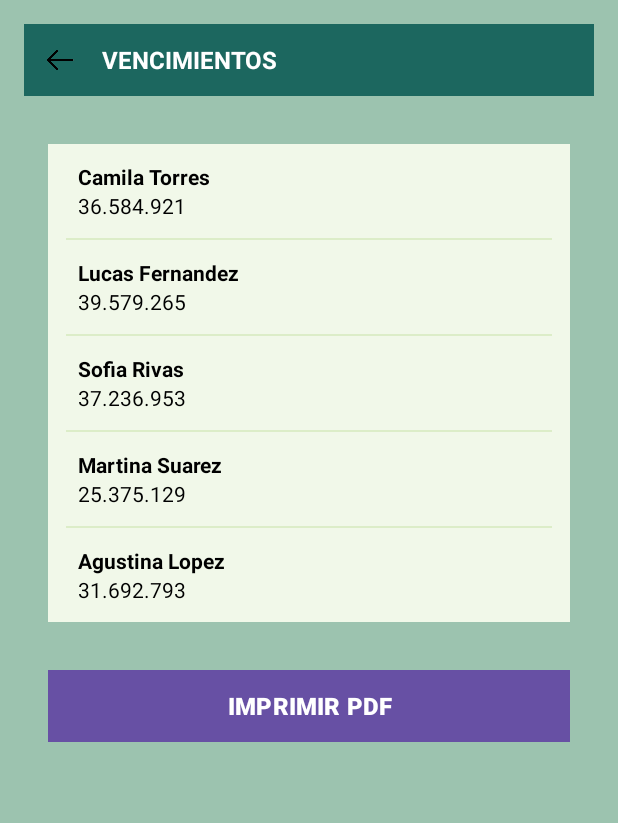
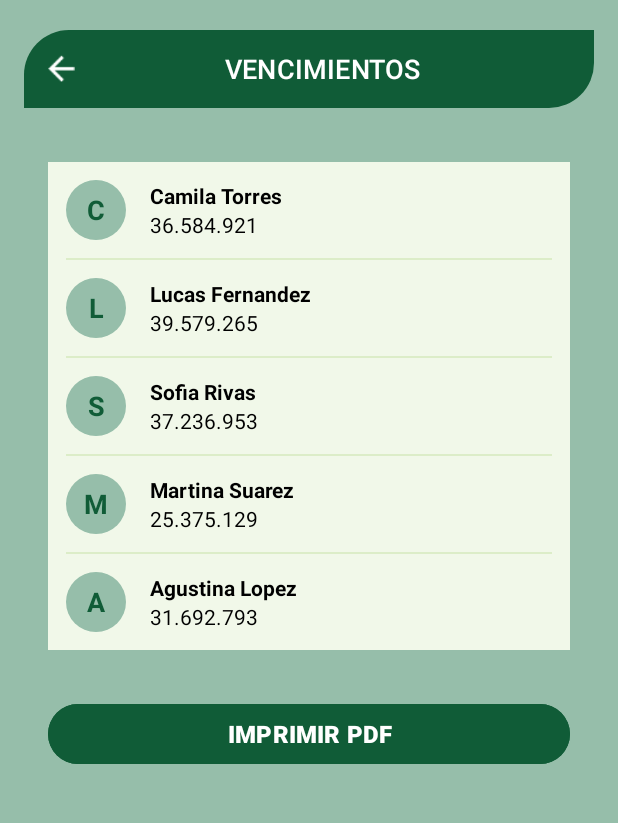
Before and after one commit to ecvivar/proyectoIntegradorDAM, an Android app: the ListarVencimientosActivity screen opened directly, with no data from a screen before it, on a phone screen of 412 x 824 dp, the part 204-1027 px from its top. Run offline under Robolectric (Android 15) with nearby library versions, the phone set to English and light mode, and no system bars.

Commit message:
FIX: cambio estilos y colores pantalla Vencimientos

```diff
--- a/app/src/main/java/com/example/proyectointegradorfreekoders/ListarVencimientosActivity.kt
+++ b/app/src/main/java/com/example/proyectointegradorfreekoders/ListarVencimientosActivity.kt
@@ -1,20 +1,27 @@
 package com.example.proyectointegradorfreekoders
 
-import android.content.Intent
 import android.os.Bundle
-import android.widget.ImageView
+import android.widget.Button
+import android.widget.Toast
 import androidx.appcompat.app.AppCompatActivity
 import com.google.android.material.button.MaterialButton
 
 class ListarVencimientosActivity : AppCompatActivity() {
     override fun onCreate(savedInstanceState: Bundle?) {
         super.onCreate(savedInstanceState)
+        // Carga el layout que hemos diseñado
         setContentView(R.layout.activity_listarvencimientos)
 
-        val flechahaciaAtras = findViewById<ImageView>(R.id.iv_back)
-        flechahaciaAtras.setOnClickListener {
+        // botón volver
+        val botonVolver = findViewById<MaterialButton>(R.id.btnVolver) // Corregido el ID
+        botonVolver.setOnClickListener {
             finish()
         }
 
+        //  botón IMPRIMIR PDF
+        val botonImprimir = findViewById<Button>(R.id.imprimir)
+        botonImprimir.setOnClickListener {
+            Toast.makeText(this, "Imprimiendo la lista de vencimientos", Toast.LENGTH_SHORT).show()
+        }
     }
 }
--- /dev/null
+++ b/app/src/main/res/drawable/circle_background.xml
@@ -0,0 +1,12 @@
+<?xml version="1.0" encoding="utf-8"?>
+<shape xmlns:android="http://schemas.android.com/apk/res/android"
+    android:shape="oval">
+
+    <solid
+        android:color="@color/verde_fondo_app" />
+
+    <size
+        android:width="40dp"
+        android:height="40dp" />
+
+</shape>
--- a/app/src/main/res/layout/activity_listarvencimientos.xml
+++ b/app/src/main/res/layout/activity_listarvencimientos.xml
@@ -1,11 +1,11 @@
 <?xml version="1.0" encoding="utf-8"?>
 <LinearLayout xmlns:android="http://schemas.android.com/apk/res/android"
+    xmlns:app="http://schemas.android.com/apk/res-auto"
     android:orientation="vertical"
     android:layout_width="match_parent"
     android:layout_height="match_parent"
-    android:background="@color/green_fondo"
+    android:background="@color/verde_fondo_app"
     android:padding="16dp">
-
 
     <ImageView
         android:id="@+id/iv_logo"
@@ -15,34 +15,20 @@
         android:contentDescription="Logo Freekoders"
         android:src="@drawable/logoclub" />
 
-    <LinearLayout
+    <com.google.android.material.button.MaterialButton
+        android:id="@+id/btnVolver"
+        style="@style/Widget.Material3.Button.ElevatedButton.Icon"
         android:layout_width="match_parent"
-        android:layout_height="48dp"
-        android:orientation="horizontal"
-        android:background="@color/green_carteles"
-        android:gravity="center_vertical"
+        android:layout_height="60dp"
         android:layout_marginTop="16dp"
-        android:paddingHorizontal="12dp"
         android:layout_marginBottom="24dp"
-        android:clipToOutline="true">
-
-        <ImageView
-            android:id="@+id/iv_back"
-            android:layout_width="24dp"
-            android:layout_height="24dp"
-            android:contentDescription="Volver"
-            android:src="@drawable/arrow" />
-
-        <TextView
-            android:id="@+id/tv_title"
-            android:layout_width="wrap_content"
-            android:layout_height="wrap_content"
-            android:text="VENCIMIENTOS"
-            android:textColor="#FFFFFF"
-            android:textSize="16sp"
-            android:layout_marginStart="16dp"
-            android:textStyle="bold" />
-    </LinearLayout>
+        android:text="VENCIMIENTOS"
+        android:textColor="@color/white"
+        android:textSize="18sp"
+        app:backgroundTint="@color/verde_boton_app"
+        app:shapeAppearance="@style/ShapeAppearance.App.Button.EsquinasPersonalizadas"
+        app:icon="@drawable/arrow_back"
+        app:iconTint="@color/white" />
 
     <LinearLayout
         android:layout_width="match_parent"
@@ -53,6 +39,7 @@
         android:background="#FFF1F8E9"
         android:orientation="vertical">
 
+        <!-- Fila 1: Camila Torres -->
         <LinearLayout
             android:layout_width="match_parent"
             android:layout_height="wrap_content"
@@ -60,11 +47,22 @@
             android:orientation="horizontal"
             android:padding="12dp">
 
+            <!-- CÍRCULO CON INICIAL -->
+            <TextView
+                android:layout_width="40dp"
+                android:layout_height="40dp"
+                android:background="@drawable/circle_background"
+                android:gravity="center"
+                android:text="C"
+                android:textColor="@color/verde_boton_app"
+                android:textSize="18sp"
+                android:textStyle="bold" />
 
+            <!-- DATOS DE LA PERSONA -->
             <LinearLayout
                 android:layout_width="0dp"
                 android:layout_height="wrap_content"
-                android:layout_marginStart="8dp"
+                android:layout_marginStart="16dp"
                 android:layout_weight="1"
                 android:orientation="vertical">
 
@@ -75,7 +73,6 @@
                     android:textColor="@android:color/black"
                     android:textSize="14sp"
                     android:textStyle="bold" />
-
                 <TextView
                     android:layout_width="wrap_content"
                     android:layout_height="wrap_content"
@@ -83,8 +80,6 @@
                     android:textColor="@android:color/black"
                     android:textSize="14sp" />
             </LinearLayout>
-
-
         </LinearLayout>
 
         <View
@@ -94,6 +89,7 @@
             android:layout_marginEnd="12dp"
             android:background="#FFDCEDC8" />
 
+        <!-- Fila 2: Lucas Fernandez -->
         <LinearLayout
             android:layout_width="match_parent"
             android:layout_height="wrap_content"
@@ -101,11 +97,22 @@
             android:orientation="horizontal"
             android:padding="12dp">
 
+            <!-- CÍRCULO CON INICIAL -->
+            <TextView
+                android:layout_width="40dp"
+                android:layout_height="40dp"
+                android:background="@drawable/circle_background"
+                android:gravity="center"
+                android:text="L"
+                android:textColor="@color/verde_boton_app"
+                android:textSize="18sp"
+                android:textStyle="bold" />
 
+            <!-- DATOS DE LA PERSONA -->
             <LinearLayout
                 android:layout_width="0dp"
                 android:layout_height="wrap_content"
-                android:layout_marginStart="8dp"
+                android:layout_marginStart="16dp"
                 android:layout_weight="1"
                 android:orientation="vertical">
 
@@ -116,7 +123,6 @@
                     android:textColor="@android:color/black"
                     android:textSize="14sp"
                     android:textStyle="bold" />
-
                 <TextView
                     android:layout_width="wrap_content"
                     android:layout_height="wrap_content"
@@ -124,8 +130,6 @@
                     android:textColor="@android:color/black"
                     android:textSize="14sp" />
             </LinearLayout>
-
-
         </LinearLayout>
 
         <View
@@ -134,6 +138,8 @@
             android:layout_marginStart="12dp"
             android:layout_marginEnd="12dp"
             android:background="#FFDCEDC8" />
+
+        <!-- Fila 3: Sofia Rivas -->
         <LinearLayout
             android:layout_width="match_parent"
             android:layout_height="wrap_content"
@@ -141,11 +147,22 @@
             android:orientation="horizontal"
             android:padding="12dp">
 
+            <!-- CÍRCULO CON INICIAL -->
+            <TextView
+                android:layout_width="40dp"
+                android:layout_height="40dp"
+                android:background="@drawable/circle_background"
+                android:gravity="center"
+                android:text="S"
+                android:textColor="@color/verde_boton_app"
+                android:textSize="18sp"
+                android:textStyle="bold" />
 
+            <!-- DATOS DE LA PERSONA -->
             <LinearLayout
                 android:layout_width="0dp"
                 android:layout_height="wrap_content"
-                android:layout_marginStart="8dp"
+                android:layout_marginStart="16dp"
                 android:layout_weight="1"
                 android:orientation="vertical">
 
@@ -156,7 +173,6 @@
                     android:textColor="@android:color/black"
                     android:textSize="14sp"
                     android:textStyle="bold" />
-
                 <TextView
                     android:layout_width="wrap_content"
                     android:layout_height="wrap_content"
@@ -164,8 +180,6 @@
                     android:textColor="@android:color/black"
                     android:textSize="14sp" />
             </LinearLayout>
-
-
         </LinearLayout>
 
         <View
@@ -174,6 +188,8 @@
             android:layout_marginStart="12dp"
             android:layout_marginEnd="12dp"
             android:background="#FFDCEDC8" />
+
+        <!-- Fila 4: Martina Suarez -->
         <LinearLayout
             android:layout_width="match_parent"
             android:layout_height="wrap_content"
@@ -181,11 +197,22 @@
             android:orientation="horizontal"
             android:padding="12dp">
 
+            <!-- CÍRCULO CON INICIAL -->
+            <TextView
+                android:layout_width="40dp"
+                android:layout_height="40dp"
+                android:background="@drawable/circle_background"
+                android:gravity="center"
+                android:text="M"
+                android:textColor="@color/verde_boton_app"
+                android:textSize="18sp"
+                android:textStyle="bold" />
 
+            <!-- DATOS DE LA PERSONA -->
             <LinearLayout
                 android:layout_width="0dp"
                 android:layout_height="wrap_content"
-                android:layout_marginStart="8dp"
+                android:layout_marginStart="16dp"
                 android:layout_weight="1"
                 android:orientation="vertical">
 
@@ -196,7 +223,6 @@
                     android:textColor="@android:color/black"
                     android:textSize="14sp"
                     android:textStyle="bold" />
-
                 <TextView
                     android:layout_width="wrap_content"
                     android:layout_height="wrap_content"
@@ -204,8 +230,6 @@
                     android:textColor="@android:color/black"
                     android:textSize="14sp" />
             </LinearLayout>
-
-
         </LinearLayout>
 
         <View
@@ -215,6 +239,7 @@
             android:layout_marginEnd="12dp"
             android:background="#FFDCEDC8" />
 
+        <!-- Fila 5: Agustina Lopez -->
         <LinearLayout
             android:layout_width="match_parent"
             android:layout_height="wrap_content"
@@ -222,11 +247,22 @@
             android:orientation="horizontal"
             android:padding="12dp">
 
+            <!-- CÍRCULO CON INICIAL -->
+            <TextView
+                android:layout_width="40dp"
+                android:layout_height="40dp"
+                android:background="@drawable/circle_background"
+                android:gravity="center"
+                android:text="A"
+                android:textColor="@color/verde_boton_app"
+                android:textSize="18sp"
+                android:textStyle="bold" />
 
+            <!-- DATOS DE LA PERSONA -->
             <LinearLayout
                 android:layout_width="0dp"
                 android:layout_height="wrap_content"
-                android:layout_marginStart="8dp"
+                android:layout_marginStart="16dp"
                 android:layout_weight="1"
                 android:orientation="vertical">
 
@@ -237,7 +273,6 @@
                     android:textColor="@android:color/black"
                     android:textSize="14sp"
                     android:textStyle="bold" />
-
                 <TextView
                     android:layout_width="wrap_content"
                     android:layout_height="wrap_content"
@@ -245,8 +280,6 @@
                     android:textColor="@android:color/black"
                     android:textSize="14sp" />
             </LinearLayout>
-
-
         </LinearLayout>
 
     </LinearLayout>
@@ -258,7 +291,7 @@
         android:layout_marginStart="16dp"
         android:layout_marginTop="32dp"
         android:layout_marginEnd="16dp"
-        android:background="@color/green_carteles"
+        android:backgroundTint="@color/verde_boton_app"
         android:minHeight="48dp"
         android:text="IMPRIMIR PDF"
         android:textColor="@android:color/white"
```
